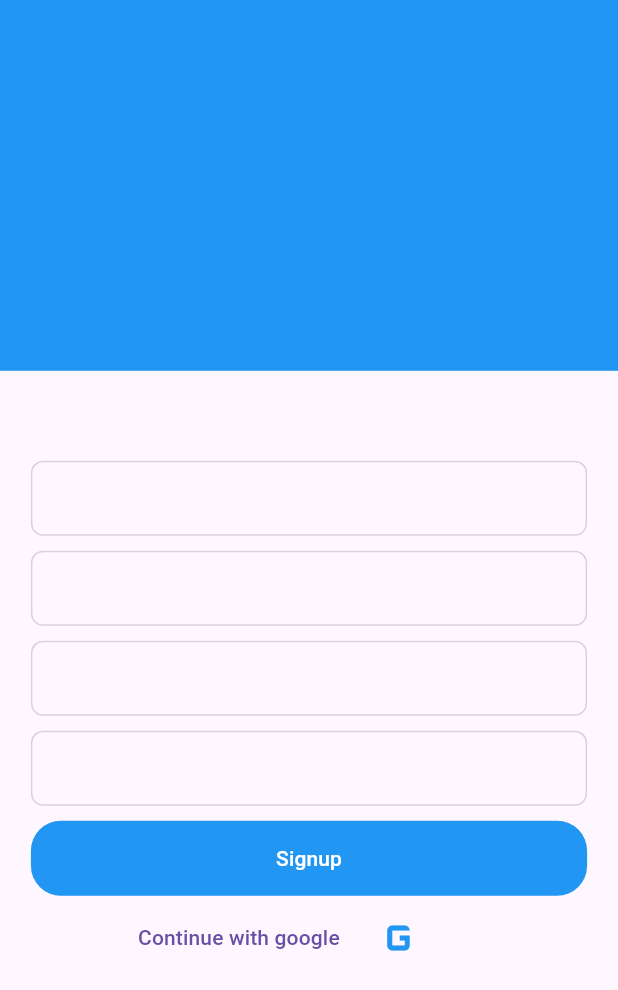
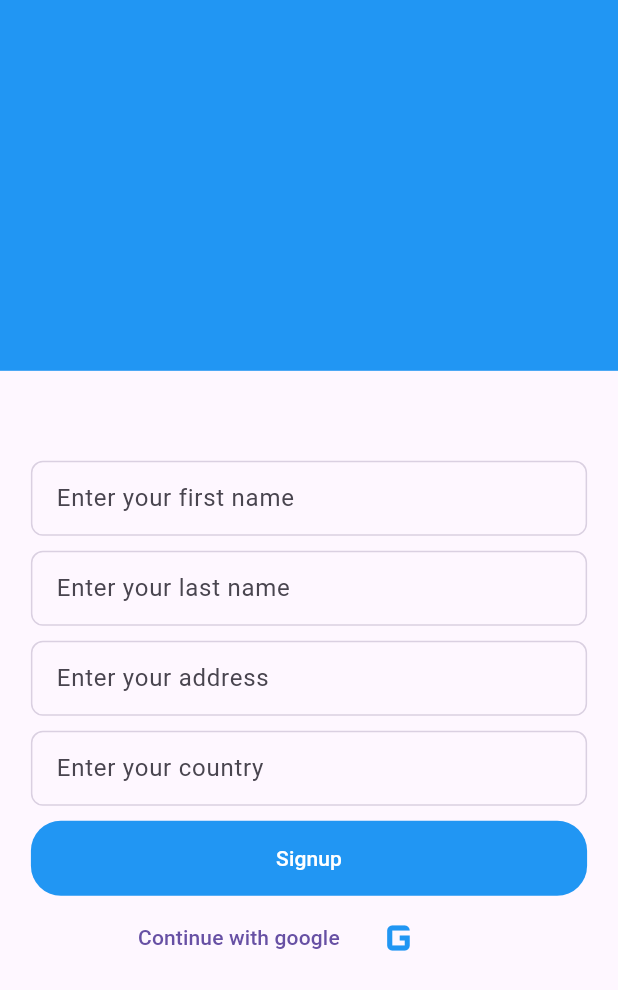
Before and after one commit to Attaullahdeveloper/appbar-, a Flutter app: the FbsignupScreen screen opened directly, on a phone screen of 412 x 824 dp. Shown: the top 990 px of the screen. Run offline on Flutter 3.47's test engine with Material 3 defaults, Android fonts, the phone set to English and light mode, and no system bars.

```diff
--- a/lib/facebooklogin.dart
+++ b/lib/facebooklogin.dart
@@ -70,12 +70,13 @@ class Fbloginpage extends StatelessWidget{
                 ),
                 child: TextField(
                   controller: passwordController,
+                  keyboardType: TextInputType.emailAddress,
                   obscureText: true,
                   decoration: InputDecoration(
-                      floatingLabelBehavior: FloatingLabelBehavior.always,
+                      floatingLabelBehavior: FloatingLabelBehavior.auto,
                       border: InputBorder.none,
                       contentPadding: EdgeInsets.all(16),
-                      hintText: 'Password',
+                      labelText: 'Password',
                       // labelText: 'Password',
                       prefixIcon: Icon(Icons.lock)
                   ),
--- a/lib/fb - sign up screen.dart
+++ b/lib/fb - sign up screen.dart
@@ -5,8 +5,7 @@ class Fbsignup extends StatelessWidget {
   @override
   Widget build(BuildContext context) {
     return Scaffold(
-      body:
-      ,
+
     );
   }
 }
--- a/lib/fb-signup page.dart
+++ b/lib/fb-signup page.dart
@@ -1,7 +1,13 @@
 import 'package:flutter/material.dart';
 
-class FbsignupScreen extends StatelessWidget {
-  const FbsignupScreen({super.key});
+
+
+
+  class FbsignupScreen extends StatelessWidget{
+    final TextEditingController nameController=TextEditingController();
+    final TextEditingController lastnameController=TextEditingController();
+    final TextEditingController addressController=TextEditingController();
+    final TextEditingController countryController=TextEditingController();
 
   @override
   Widget build(BuildContext context) {
@@ -23,7 +29,19 @@ class FbsignupScreen extends StatelessWidget {
            // color: Colors.blue,
             decoration: BoxDecoration(
               borderRadius: BorderRadius.circular(8),
-              border: Border.all(color: Color(0xFFDAD0E1))
+              border: Border.all(color: Color(0xFFDAD0E1)
+              )
+            ),
+            // for the textfield widgets----------
+            child: TextField(
+              controller: nameController,
+              keyboardType: TextInputType.text,
+              decoration: InputDecoration(
+                labelText: 'Enter your first name',
+                border: InputBorder.none,
+                floatingLabelBehavior: FloatingLabelBehavior.auto,
+                contentPadding: EdgeInsets.all(16),
+              ),
             ),
           ),
           SizedBox(height: 10,),
@@ -34,6 +52,16 @@ class FbsignupScreen extends StatelessWidget {
             decoration: BoxDecoration(
               borderRadius: BorderRadius.circular(8),
                   border: Border.all(color: Color(0xFFDAD0E1))
+            ),
+            // textfield start-------
+            child: TextField(
+              keyboardType: TextInputType.text,
+              controller: lastnameController,
+              decoration: InputDecoration(
+                labelText: 'Enter your last name',
+                border: InputBorder.none,
+                contentPadding: EdgeInsets.all(16)
+              ),
             ),
           ),
 
@@ -46,6 +74,16 @@ class FbsignupScreen extends StatelessWidget {
                 borderRadius: BorderRadius.circular(8),
                 border: Border.all(color: Color(0xFFDAD0E1))
             ),
+            // text field starts---------
+            child: TextField(
+              keyboardType: TextInputType.text,
+              controller: addressController,
+              decoration: InputDecoration(
+                border: InputBorder.none,
+                labelText: 'Enter your address',
+                contentPadding: EdgeInsets.all(16)
+              ),
+            ),
           ),
           SizedBox(height: 10,),
           Container(
@@ -55,6 +93,15 @@ class FbsignupScreen extends StatelessWidget {
             decoration: BoxDecoration(
                 borderRadius: BorderRadius.circular(8),
                 border: Border.all(color: Color(0xFFDAD0E1))
+            ),
+            child: TextField(
+              keyboardType: TextInputType.text,
+              controller: countryController,
+              decoration:InputDecoration(
+                labelText: 'Enter your country',
+                border: InputBorder.none,
+                contentPadding: EdgeInsets.all(16)
+              ),
             ),
           ),
           // button----------
--- a/lib/main.dart
+++ b/lib/main.dart
@@ -1,4 +1,5 @@
 import 'package:firstproject/facebooklogin.dart';
+import 'package:firstproject/fb%20-%20sign%20up%20screen.dart';
 import 'package:firstproject/fb-homescreen.dart';
 import 'package:firstproject/fb-signup%20page.dart';
 import 'package:firstproject/messenger%20app%20-2.dart';
@@ -13,9 +14,7 @@ class myapp extends StatelessWidget {
   @override
   Widget build(BuildContext context) {
     return MaterialApp(
-      home: Scaffold(
-        body: FbsignupScreen(),
-      ),
+      home: Fbloginpage(),
     );
   }
 }
```
Also changed, not shown: lib/Fbsignup2.dart (added, +86 -0 lines), lib/Fbsignup3.dart (added, +86 -0 lines).
